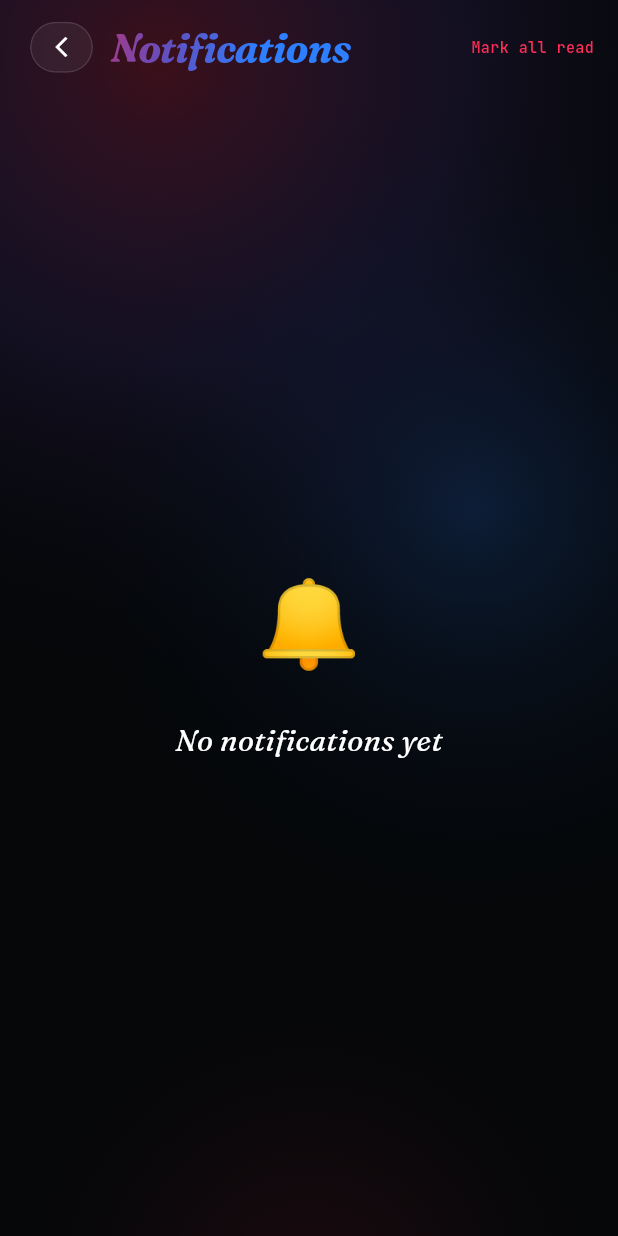
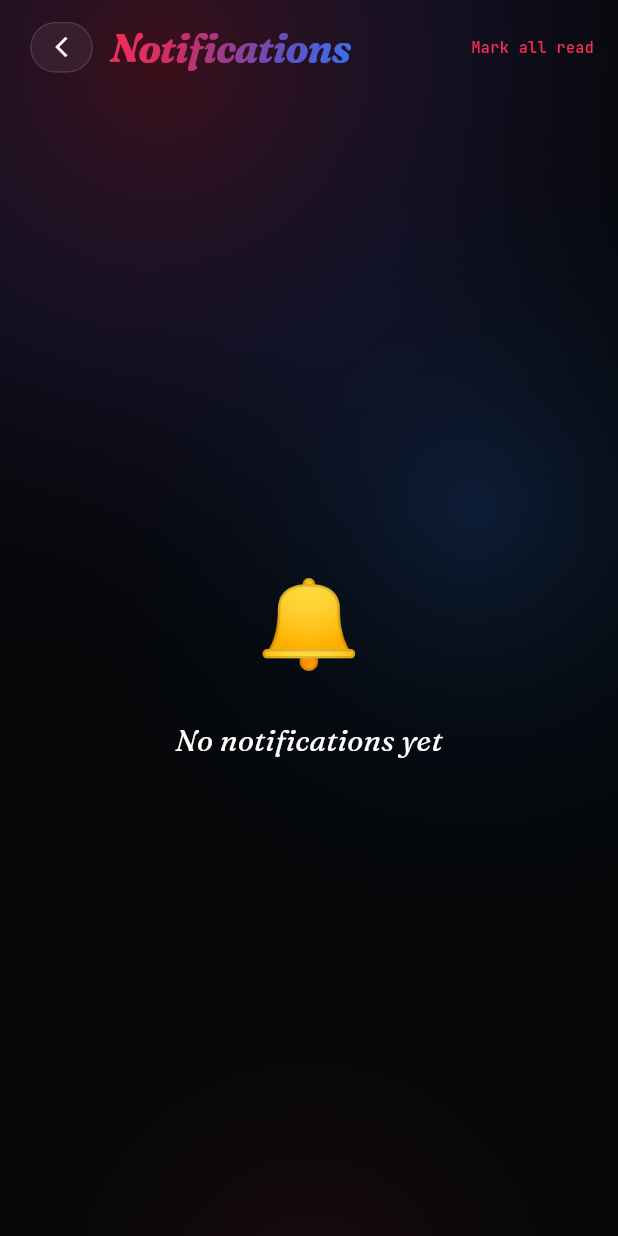
Before and after one commit to Masculinpapion/soulchoice, a Flutter app: the NotificationsScreen screen opened by its route, on a phone screen of 412 x 824 dp. Run offline on Flutter 3.47's test engine with Material 3 defaults, Android fonts, the light colour scheme and no system bars; our stand-ins replace cached_network_image, firebase_core, firebase_crashlytics, firebase_messaging, flutter_riverpod, go_router and 6 more; missing offline and left inert: appmetrica_plugin, crop_your_image; accounts and stored records are empty; network calls fail.

Commit message:
fix(ui): GradientItalicTitle ShaderMask'a çevrildi - foreground Paint mutlak koordinat kaymasına sebep oluyordu

```diff
--- a/lib/shared/widgets/gradient_italic_title.dart
+++ b/lib/shared/widgets/gradient_italic_title.dart
@@ -1,8 +1,15 @@
 import 'package:flutter/material.dart';
 import '../../core/theme/aurora_theme.dart';
 
-/// Fraunces italik marka başlığı — brandTitleGradient, ambient textScaler'a
-/// göre ölçüm ve italik uç çıkıntısı için pay ile kenar lekesi/kırpılması yok.
+/// Fraunces italik marka başlığı — brandTitleGradient.
+///
+/// ShaderMask kullanır çünkü shaderCallback'e gelen bounds widget'ın KENDİ
+/// lokal boyutudur; Text.foreground'a doğrudan Paint().shader= verirsek
+/// shader mutlak çizim koordinatlarında değerlendirilir ve widget ekranda
+/// (0,0) dışında bir yere (örn. ortalanmış bir başlık) çizildiğinde gradyan
+/// tamamen kayar (offset > rect genişliği ise düz tek renk görünür).
+/// +14/-4/-2/+4 payı Fraunces italiğin uç kıvrımının bounds dışına taşmasını
+/// karşılar (feed_screen.dart'taki diğer ShaderMask başlıklarıyla aynı pay).
 class GradientItalicTitle extends StatelessWidget {
   final String text;
   final double fontSize;
@@ -21,25 +28,21 @@ class GradientItalicTitle extends StatelessWidget {
 
   @override
   Widget build(BuildContext context) {
-    final baseStyle = TextStyle(
-      fontFamily: 'Fraunces',
-      fontStyle: FontStyle.italic,
-      fontSize: fontSize,
-      fontWeight: fontWeight,
-      letterSpacing: letterSpacing,
-    );
-    final tp = TextPainter(
-      text: TextSpan(text: text, style: baseStyle),
-      textDirection: TextDirection.ltr,
-      textScaler: MediaQuery.textScalerOf(context),
-    )..layout();
-    // Fraunces italiğin uç kıvrımı mantıksal genişliğin ötesine taşar;
-    // feed_screen.dart'taki ShaderMask başlıklarındaki aynı pay (+14/-4/-2/+4).
-    final rect = Rect.fromLTRB(-4, -2, tp.width + 14, tp.height + 4);
-    return Text(
-      text,
-      style: baseStyle.copyWith(
-        foreground: Paint()..shader = gradient.createShader(rect),
+    return ShaderMask(
+      blendMode: BlendMode.srcIn,
+      shaderCallback: (b) => gradient.createShader(
+        Rect.fromLTRB(b.left - 4, b.top - 2, b.right + 14, b.bottom + 4),
+      ),
+      child: Text(
+        text,
+        style: TextStyle(
+          fontFamily: 'Fraunces',
+          fontStyle: FontStyle.italic,
+          fontSize: fontSize,
+          fontWeight: fontWeight,
+          color: Colors.white,
+          letterSpacing: letterSpacing,
+        ),
       ),
     );
   }
```
